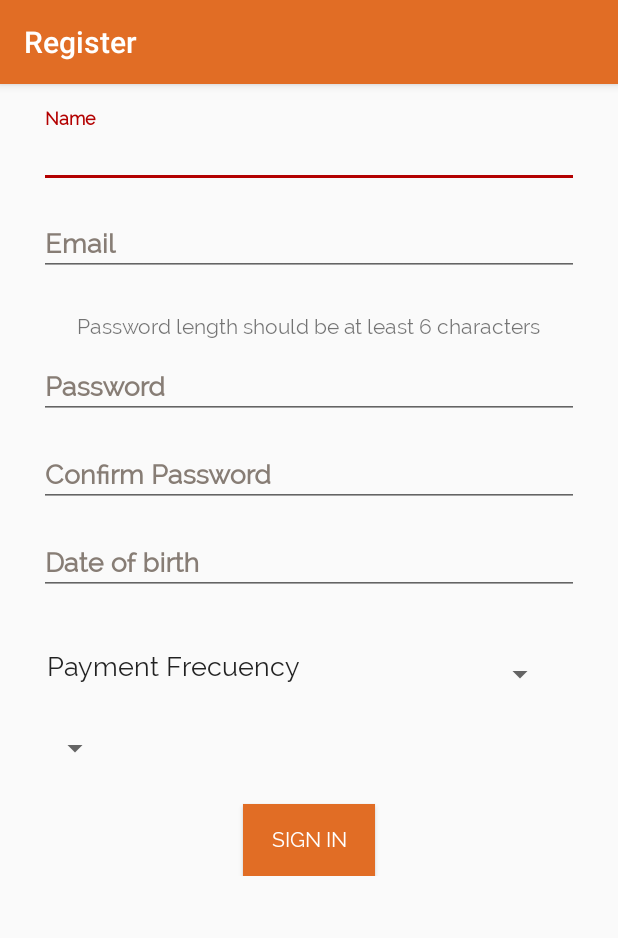
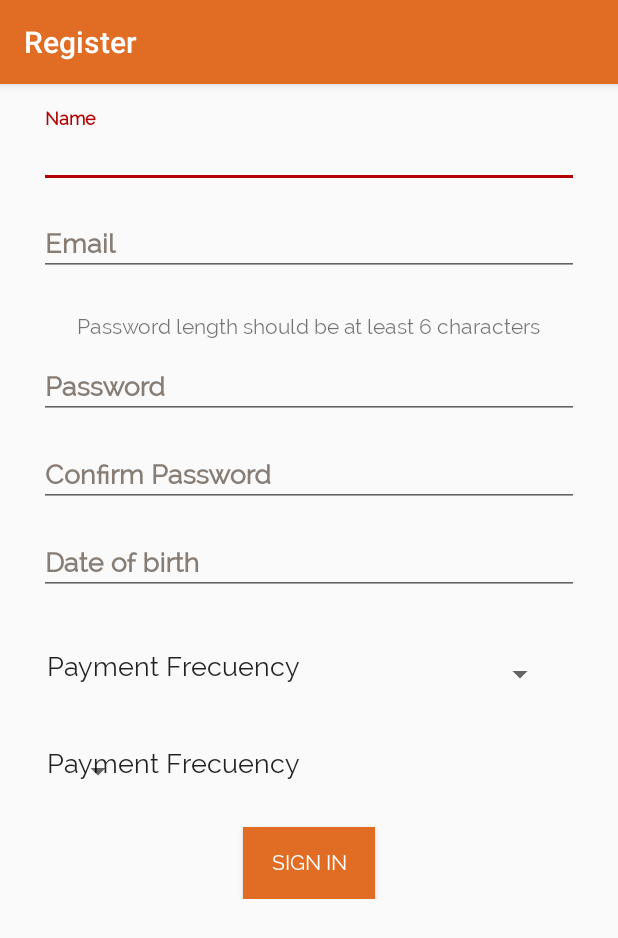
Before and after one commit to KalamaresFTW/mmp_mobile_app, an Android app: the RegisterActivity screen opened directly, with no data from a screen before it, on a phone screen of 412 x 824 dp. Shown: the top 938 px of the screen. Run offline under Robolectric (Android 15) with nearby library versions, the phone set to English and light mode, and no system bars.

Commit message:
Modified spinner apparence on the refister activity 2.0

```diff
--- a/app/src/main/res/layout/content_register.xml
+++ b/app/src/main/res/layout/content_register.xml
@@ -122,7 +122,7 @@
 
             <!-- Date of Birth input -->
             <android.support.design.widget.TextInputLayout
-                android:id="@+id/lay_dateofbirth"
+                android:id="@+id/lay_register_dateofbirth"
                 android:layout_width="match_parent"
                 android:layout_height="wrap_content"
                 android:layout_alignParentLeft="true"
@@ -148,20 +148,20 @@
 
             <!-- Payment Frecuency Spinner -->
             <RelativeLayout
-                android:id="@+id/lay_register_payment"
+                android:id="@+id/lay_frecuency_payment"
                 android:layout_width="match_parent"
                 android:layout_height="wrap_content"
-                android:layout_below="@+id/lay_dateofbirth"
+                android:layout_below="@+id/lay_register_dateofbirth"
                 android:layout_marginLeft="@dimen/profile_horizontal_spacing"
                 android:layout_marginRight="@dimen/profile_horizontal_spacing"
                 android:layout_marginTop="@dimen/profile_vertical_spacing">
 
                 <TextView
-                    android:id="@+id/tv_profile_payment"
+                    android:id="@+id/tv_register_payment"
                     android:layout_width="wrap_content"
                     android:layout_height="wrap_content"
                     android:paddingTop="@dimen/nav_header_vertical_spacing"
-                    android:text="@string/profile_paymentFrecuency"
+                    android:text="@string/reg_paymentFrecuency"
                     android:textAppearance="@style/TextAppearance.AppCompat.Body1"
                     android:textSize="@dimen/profile_text_size" />
 
@@ -178,6 +178,24 @@
             </RelativeLayout>
 
             <!-- TODO: make the parent layout for the region spinner, like the payment frecuency spinner -->
+            <RelativeLayout
+                android:id="@+id/lay_register_region"
+                android:layout_width="match_parent"
+                android:layout_height="wrap_content"
+                android:layout_below="@+id/lay_frecuency_payment"
+                android:layout_marginLeft="@dimen/profile_horizontal_spacing"
+                android:layout_marginRight="@dimen/profile_horizontal_spacing"
+                android:layout_marginTop="@dimen/profile_vertical_spacing">
+
+                <TextView
+                    android:id="@+id/tv_register_region"
+                    android:layout_width="wrap_content"
+                    android:layout_height="wrap_content"
+                    android:paddingTop="@dimen/nav_header_vertical_spacing"
+                    android:text="@string/reg_paymentFrecuency"
+                    android:textAppearance="@style/TextAppearance.AppCompat.Body1"
+                    android:textSize="@dimen/profile_text_size" />
+
                 <Spinner
                     android:id="@+id/sp_region"
                     android:layout_width="wrap_content"
@@ -186,6 +204,7 @@
                     android:layout_marginLeft="10dp"
                     android:layout_marginRight="10dp"
                     android:layout_marginTop="20dp" />
+            </RelativeLayout>
 
             <Button
                 android:id="@+id/register_button"
--- a/app/src/main/res/values/strings.xml
+++ b/app/src/main/res/values/strings.xml
@@ -81,4 +81,5 @@
     <string name="profile_paymentFrecuency">Payment Frecuency</string>
     <string name="profile_button_modify">Modify</string>
     <string name="profile_button_save">Save</string>
+    <string name="reg_paymentFrecuency">Payment Frecuency</string>
 </resources>
```
Lines whose indentation alone changed are shown as unchanged.
